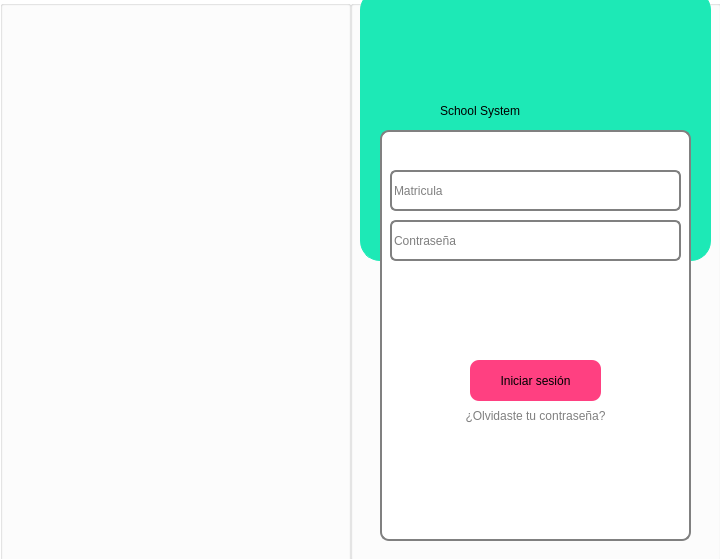
Above: SCS/inicio.ui from sagarme17/SCS before the change. Below: the same form after it.
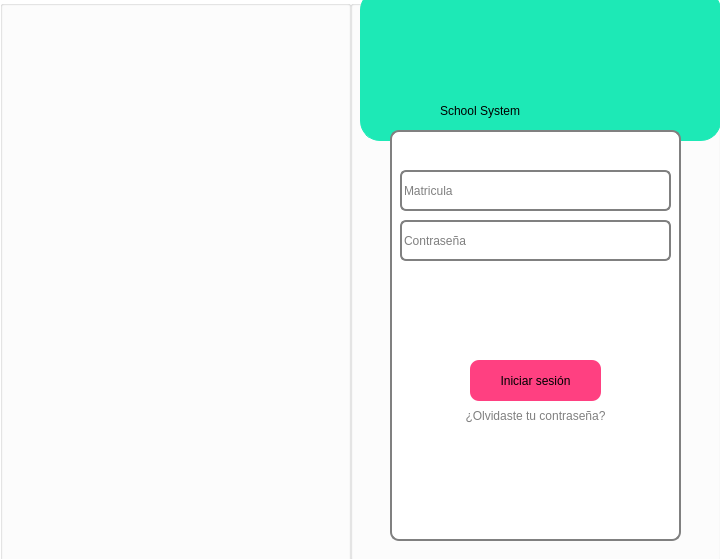
That is the form after the change. Icons and pictures are not drawn.

Patch:
```diff
--- a/SCS/inicio.ui
+++ b/SCS/inicio.ui
@@ -38,9 +38,9 @@
    <widget class="QGroupBox" name="groupBox_4">
     <property name="geometry">
      <rect>
-      <x>30</x>
+      <x>40</x>
       <y>130</y>
-      <width>311</width>
+      <width>291</width>
       <height>411</height>
      </rect>
     </property>
@@ -58,7 +58,7 @@
       <rect>
        <x>10</x>
        <y>90</y>
-       <width>291</width>
+       <width>271</width>
        <height>41</height>
       </rect>
      </property>
@@ -85,7 +85,7 @@
       <rect>
        <x>10</x>
        <y>40</y>
-       <width>291</width>
+       <width>271</width>
        <height>41</height>
       </rect>
      </property>
@@ -107,7 +107,7 @@
     <widget class="QPushButton" name="Inicio_sesion">
      <property name="geometry">
       <rect>
-       <x>90</x>
+       <x>80</x>
        <y>230</y>
        <width>131</width>
        <height>41</height>
@@ -136,7 +136,7 @@
     <widget class="QPushButton" name="Olvidaste_Contrasena">
      <property name="geometry">
       <rect>
-       <x>70</x>
+       <x>60</x>
        <y>270</y>
        <width>171</width>
        <height>31</height>
@@ -158,7 +158,7 @@
     <widget class="QLabel" name="label_4">
      <property name="geometry">
       <rect>
-       <x>130</x>
+       <x>120</x>
        <y>160</y>
        <width>51</width>
        <height>61</height>
@@ -201,7 +201,7 @@
    <widget class="QLabel" name="label_3">
     <property name="geometry">
      <rect>
-      <x>150</x>
+      <x>140</x>
       <y>10</y>
       <width>81</width>
       <height>81</height>
@@ -225,8 +225,8 @@
      <rect>
       <x>10</x>
       <y>-10</y>
-      <width>351</width>
-      <height>271</height>
+      <width>361</width>
+      <height>151</height>
      </rect>
     </property>
     <property name="styleSheet">
```
